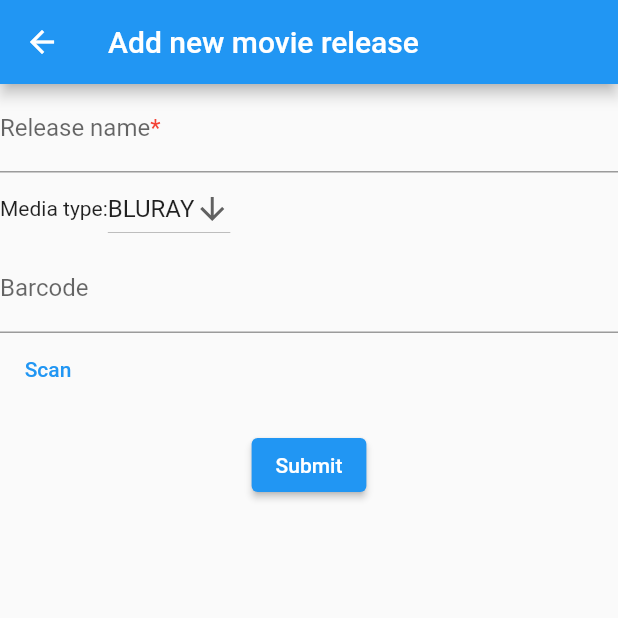
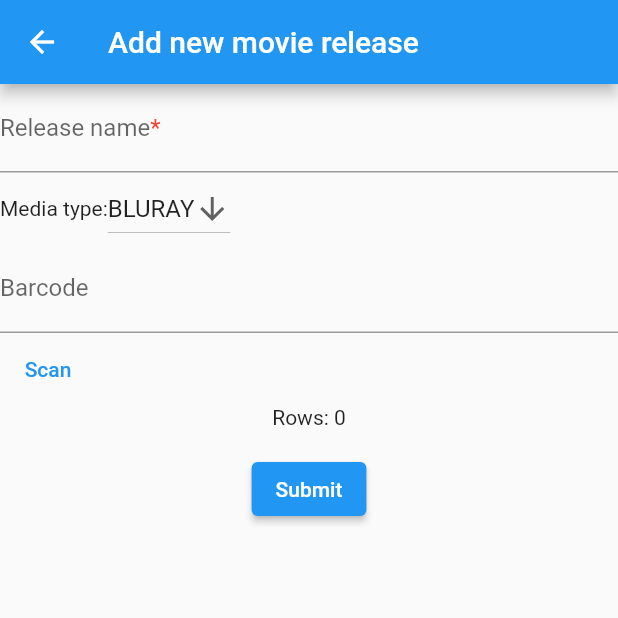
Before and after one commit to zorrokid/film-freak, a Flutter app: the screen it shows after launch, after a tap on the "add" icon, on a phone screen of 412 x 824 dp, the top half of it. Run offline on Flutter 3.47's test engine with Material 2 defaults, Android fonts, the phone set to English and light mode, and no system bars; our stand-ins replace sqflite; missing offline and left inert: flutter_barcode_scanner; accounts and stored records are empty.

Commit message:
mediaType missing from table, query count to test inserts

```diff
--- a/lib/add_movie_release_form.dart
+++ b/lib/add_movie_release_form.dart
@@ -27,6 +27,7 @@ class _AddMovieReleaseFormState extends State<AddMovieReleaseForm> {
   MediaType mediaTypeValue = mediaTypeValues.first;
   final _repository =
       ReleaseRepository(databaseProvider: DatabaseProvider.instance);
+  int _rows = 0;
 
   Future<void> barcodeScan() async {
     String barcodeScanRes;
@@ -62,7 +63,8 @@ class _AddMovieReleaseFormState extends State<AddMovieReleaseForm> {
           const SnackBar(content: Text('Adding release')),
         );
         cart.add(release);
-        _repository.insertRelease(release);
+        await _repository.insertRelease(release);
+        _rows = await _repository.queryRowCount();
       }
 
       return Form(
@@ -115,6 +117,7 @@ class _AddMovieReleaseFormState extends State<AddMovieReleaseForm> {
                 TextButton(onPressed: barcodeScan, child: const Text('Scan')),
               ],
             ),
+            Text('Rows: $_rows'),
             Padding(
               padding: const EdgeInsets.symmetric(vertical: 16.0),
               child: ElevatedButton(
--- a/lib/persistence/db_provider.dart
+++ b/lib/persistence/db_provider.dart
@@ -2,7 +2,7 @@ import 'package:path/path.dart';
 import 'package:sqflite/sqflite.dart';
 
 const String initSql =
-    'CREATE TABLE releases(id INTEGER PRIMARY KEY, name TEXT, barcode TEXT)';
+    'CREATE TABLE releases(id INTEGER PRIMARY KEY, name TEXT, barcode TEXT, mediaType INTEGER)';
 const String dbName = 'film_freak_database.db';
 const int dbVersion = 1;
 
```
Also changed, not shown: lib/models/movie_release.dart (+6 -1 lines), lib/persistence/release_repository.dart (+7 -0 lines).
